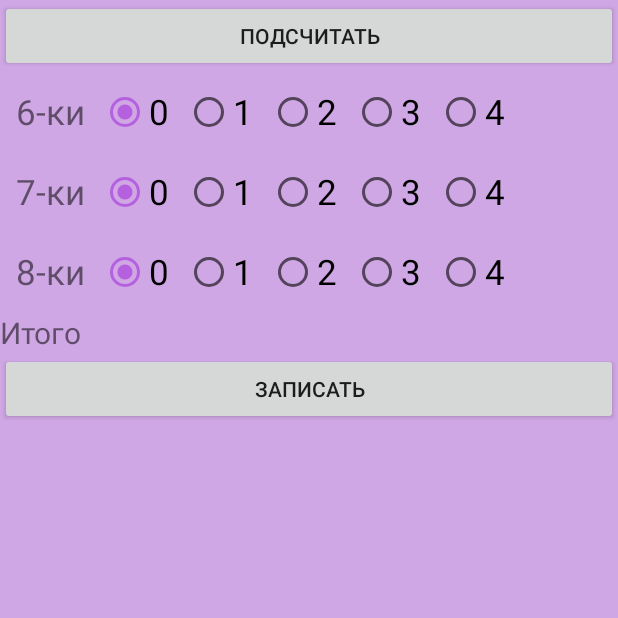
After one commit to gusssar/101_game, an Android app: the CalculActivity screen opened directly, with no data from a screen before it, on a phone screen of 412 x 824 dp, the top half of it. The commit adds this screen. Run offline under Robolectric (Android 15) with nearby library versions, the phone set to English and light mode, and no system bars.

Commit message:
add caclul_activ, win_activ crash

```diff
--- /dev/null
+++ b/app/src/main/java/com/gusssar/alexeev/podschet_kart_2/CalculActivity.java
@@ -0,0 +1,75 @@
+package com.gusssar.alexeev.podschet_kart_2;
+
+import android.content.Intent;
+import android.support.v7.app.AppCompatActivity;
+import android.os.Bundle;
+import android.view.View;
+import android.widget.RadioGroup;
+import android.widget.TextView;
+
+public class CalculActivity extends AppCompatActivity {
+
+    private TextView mView;
+    private int selected_1,
+            selected_2,
+            selected_3;
+
+    @Override
+    protected void onCreate(Bundle savedInstanceState) {
+        super.onCreate(savedInstanceState);
+        setContentView(R.layout.activity_calcul);
+
+        mView = (TextView) findViewById(R.id.debug_edit);
+    }
+
+    public void ShowRes (View view) {
+        int total = 0;
+        RadioGroup radio_1 = (RadioGroup)findViewById(R.id.rad_group_1 );
+        RadioGroup radio_2 = (RadioGroup)findViewById(R.id.rad_group_2 );
+        RadioGroup radio_3 = (RadioGroup)findViewById(R.id.rad_group_3 );
+
+        selected_1 = radio_1.getCheckedRadioButtonId();
+        selected_2 = radio_2.getCheckedRadioButtonId();
+        selected_3 = radio_3.getCheckedRadioButtonId();
+
+        switch (selected_1){
+            case R.id.radio_1_0:{break;}
+            case R.id.radio_1_1:{total =total + 6;break;}
+            case R.id.radio_1_2:{total =total + 12;break;}
+            case R.id.radio_1_3:{total =total + 18;break;}
+            case R.id.radio_1_4:{total =total + 24;break;}
+        }
+
+        switch (selected_2){
+            case R.id.radio_2_0:{break;}
+            case R.id.radio_2_1:{total =total + 7;break;}
+            case R.id.radio_2_2:{total =total + 14;break;}
+            case R.id.radio_2_3:{total =total + 21;break;}
+            case R.id.radio_2_4:{total =total + 28;break;}
+        }
+
+        switch (selected_3){
+            case R.id.radio_3_0:{break;}
+            case R.id.radio_3_1:{total =total + 8;break;}
+            case R.id.radio_3_2:{total =total + 16;break;}
+            case R.id.radio_3_3:{total =total + 24;break;}
+            case R.id.radio_3_4:{total =total + 32;break;}
+        }
+
+        mView.setText("Итого " + total);
+    }
+
+    public void GoBack(View view) {
+        String player_name_1 = getIntent().getExtras().getString("player_name_1");//имя первого игрока
+        String player_name_2 = getIntent().getExtras().getString("player_name_2");//имя второго игрока
+        Integer SCORE_1 = getIntent().getExtras().getInt("SCORE_1");//очки из предыдущей игры первого игрока
+        Integer SCORE_2 = getIntent().getExtras().getInt("SCORE_2");//очки из предыдущей игры второго игрока
+
+        Intent intent = new Intent(this, TwoGameActivity.class);
+        intent.putExtra("player_name_1", player_name_1);
+        intent.putExtra("player_name_2", player_name_2);
+        intent.putExtra("SCORE_1", SCORE_1);
+        intent.putExtra("SCORE_2", SCORE_2);
+        startActivity(intent);
+    }
+}
--- a/app/src/main/java/com/gusssar/alexeev/podschet_kart_2/TwoGameActivity.java
+++ b/app/src/main/java/com/gusssar/alexeev/podschet_kart_2/TwoGameActivity.java
@@ -75,10 +75,8 @@ public class TwoGameActivity extends AppCompatActivity implements OnClickListene
 
         String TOAST_TO_ZERO= getResources().getString(R.string.TOAST_TO_ZERO);
 
-        /**
-         Integer SCORE_1 = getIntent().getExtras().getInt("SCORE_1");//очки из предыдущей игры первого игрока
-         Integer SCORE_2 = getIntent().getExtras().getInt("SCORE_2");//очки из предыдущей игры второго игрока
-         */
+         //Integer SCORE_1 = getIntent().getExtras().getInt("SCORE_1");//очки из предыдущей игры первого игрока
+         //Integer SCORE_2 = getIntent().getExtras().getInt("SCORE_2");//очки из предыдущей игры второго игрока
 
 
         switch (v.getId()) {
@@ -183,4 +181,34 @@ public class TwoGameActivity extends AppCompatActivity implements OnClickListene
                     Toast.LENGTH_SHORT).show();
         back_pressed = System.currentTimeMillis();
     }
+
+    public void GoToCalc1(View view) {
+        //входящая информация
+        String player_name_1 = getIntent().getExtras().getString("player_name_1");//имя первого игрока
+        String player_name_2 = getIntent().getExtras().getString("player_name_2");//имя второго игрока
+
+
+        //исходящая информация
+        Intent intent = new Intent(this, CalculActivity.class);
+        intent.putExtra("player_name_1", player_name_1);
+        intent.putExtra("player_name_2", player_name_2);
+        intent.putExtra("SCORE_1", SCORE_1);
+        intent.putExtra("SCORE_2", SCORE_2);
+        startActivity(intent);
     }
+    public void GoToCalc2(View view) {
+
+        //входящая информация
+        String player_name_1 = getIntent().getExtras().getString("player_name_1");//имя первого игрока
+        String player_name_2 = getIntent().getExtras().getString("player_name_2");//имя второго игрока
+
+        //исходящая информация
+        Intent intent = new Intent(this, CalculActivity.class);
+        intent.putExtra("player_name_1", player_name_1);
+        intent.putExtra("player_name_2", player_name_2);
+        intent.putExtra("SCORE_1", SCORE_1);
+        intent.putExtra("SCORE_2", SCORE_2);
+        startActivity(intent);
+    }
+
+}
--- /dev/null
+++ b/app/src/main/res/layout/activity_calcul.xml
@@ -0,0 +1,230 @@
+<RelativeLayout xmlns:android="http://schemas.android.com/apk/res/android"
+    android:layout_width="wrap_content"
+    android:layout_height="wrap_content">
+
+
+    <Button
+        android:id="@+id/btn_res"
+        android:layout_width="match_parent"
+        android:layout_height="wrap_content"
+        android:onClick="ShowRes"
+        android:text="Подсчитать"/>
+
+    <RelativeLayout
+        android:id="@+id/lay_1"
+        android:layout_below="@id/btn_res"
+        android:layout_width="wrap_content"
+        android:layout_height="wrap_content"
+        android:layout_margin="5dp">
+
+        <RadioGroup
+            android:id="@+id/rad_group_1"
+            android:layout_width="wrap_content"
+            android:layout_height="wrap_content"
+            android:orientation="horizontal">
+
+            <TextView
+                android:id="@+id/six_title"
+                android:layout_width="wrap_content"
+                android:layout_height="wrap_content"
+                android:layout_margin="5dp"
+                android:textSize="23dp"
+                android:text="6-ки"/>
+
+            <RadioButton
+                android:id="@+id/radio_1_0"
+                android:layout_width="match_parent"
+                android:layout_height="wrap_content"
+                android:layout_margin="5dp"
+                android:text="0"
+                android:textSize="23dp"
+                android:layout_weight="1"
+                android:checked="true"/>
+            <RadioButton
+                android:id="@+id/radio_1_1"
+                android:layout_width="match_parent"
+                android:layout_height="wrap_content"
+                android:layout_margin="5dp"
+                android:text="1"
+                android:textSize="23dp"
+                android:layout_weight="1" />
+            <RadioButton
+                android:id="@+id/radio_1_2"
+                android:layout_width="match_parent"
+                android:layout_height="wrap_content"
+                android:layout_margin="5dp"
+                android:text="2"
+                android:textSize="23dp"
+                android:layout_weight="1" />
+            <RadioButton
+                android:id="@+id/radio_1_3"
+                android:layout_width="match_parent"
+                android:layout_height="wrap_content"
+                android:layout_margin="5dp"
+                android:text="3"
+                android:textSize="23dp"
+                android:layout_weight="1" />
+            <RadioButton
+                android:id="@+id/radio_1_4"
+                android:layout_width="match_parent"
+                android:layout_height="wrap_content"
+                android:layout_margin="5dp"
+                android:text="4"
+                android:textSize="23dp"
+                android:layout_weight="1" />
+
+        </RadioGroup>
+    </RelativeLayout>
+
+    <RelativeLayout
+        android:id="@+id/lay_2"
+        android:layout_below="@id/lay_1"
+        android:layout_width="wrap_content"
+        android:layout_height="wrap_content"
+        android:layout_margin="5dp">
+
+        <RadioGroup
+            android:id="@+id/rad_group_2"
+            android:layout_width="wrap_content"
+            android:layout_height="wrap_content"
+            android:orientation="horizontal">
+
+            <TextView
+                android:id="@+id/seven_title"
+                android:layout_width="wrap_content"
+                android:layout_height="wrap_content"
+                android:layout_margin="5dp"
+                android:textSize="23dp"
+                android:text="7-ки"/>
+
+            <RadioButton
+                android:id="@+id/radio_2_0"
+                android:layout_width="match_parent"
+                android:layout_height="wrap_content"
+                android:layout_margin="5dp"
+                android:text="0"
+                android:textSize="23dp"
+                android:layout_weight="1"
+                android:checked="true"/>
+            <RadioButton
+                android:id="@+id/radio_2_1"
+                android:layout_width="match_parent"
+                android:layout_height="wrap_content"
+                android:layout_margin="5dp"
+                android:text="1"
+                android:textSize="23dp"
+                android:layout_weight="1" />
+            <RadioButton
+                android:id="@+id/radio_2_2"
+                android:layout_width="match_parent"
+                android:layout_height="wrap_content"
+                android:layout_margin="5dp"
+                android:text="2"
+                android:textSize="23dp"
+                android:layout_weight="1" />
+            <RadioButton
+                android:id="@+id/radio_2_3"
+                android:layout_width="match_parent"
+                android:layout_height="wrap_content"
+                android:layout_margin="5dp"
+                android:text="3"
+                android:textSize="23dp"
+                android:layout_weight="1" />
+            <RadioButton
+                android:id="@+id/radio_2_4"
+                android:layout_width="match_parent"
+                android:layout_height="wrap_content"
+                android:layout_margin="5dp"
+                android:text="4"
+                android:textSize="23dp"
+                android:layout_weight="1" />
+
+        </RadioGroup>
+    </RelativeLayout>
+
+    <RelativeLayout
+        android:id="@+id/lay_3"
+        android:layout_below="@id/lay_2"
+        android:layout_width="wrap_content"
+        android:layout_height="wrap_content"
+        android:layout_margin="5dp">
+
+        <RadioGroup
+            android:id="@+id/rad_group_3"
+            android:layout_width="wrap_content"
+            android:layout_height="wrap_content"
+            android:orientation="horizontal">
+
+            <TextView
+                android:id="@+id/eight_title"
+                android:layout_width="wrap_content"
+                android:layout_height="wrap_content"
+                android:layout_margin="5dp"
+                android:textSize="23dp"
+                android:text="8-ки"/>
+
+            <RadioButton
+                android:id="@+id/radio_3_0"
+                android:layout_width="match_parent"
+                android:layout_height="wrap_content"
+                android:layout_margin="5dp"
+                android:text="0"
+                android:textSize="23dp"
+                android:layout_weight="1"
+                android:checked="true"/>
+            <RadioButton
+                android:id="@+id/radio_3_1"
+                android:layout_width="match_parent"
+                android:layout_height="wrap_content"
+                android:layout_margin="5dp"
+                android:text="1"
+                android:textSize="23dp"
+                android:layout_weight="1" />
+            <RadioButton
+                android:id="@+id/radio_3_2"
+                android:layout_width="match_parent"
+                android:layout_height="wrap_content"
+                android:layout_margin="5dp"
+                android:text="2"
+                android:textSize="23dp"
+                android:layout_weight="1" />
+            <RadioButton
+                android:id="@+id/radio_3_3"
+                android:layout_width="match_parent"
+                android:layout_height="wrap_content"
+                android:layout_margin="5dp"
+                android:text="3"
+                android:textSize="23dp"
+                android:layout_weight="1" />
+            <RadioButton
+                android:id="@+id/radio_3_4"
+                android:layout_width="match_parent"
+                android:layout_height="wrap_content"
+                android:layout_margin="5dp"
+                android:text="4"
+                android:textSize="23dp"
+                android:layout_weight="1" />
+
+        </RadioGroup>
+
+
+    </RelativeLayout>
+
+
+    <TextView
+        android:id="@+id/debug_edit"
+        android:layout_width="wrap_content"
+        android:layout_height="wrap_content"
+        android:layout_below="@id/lay_3"
+        android:textSize="20dp"
+        android:text="Итого"/>
+
+    <Button
+        android:id="@+id/btn_done"
+        android:layout_below="@id/debug_edit"
+        android:layout_width="match_parent"
+        android:layout_height="wrap_content"
+        android:onClick="GoBack"
+        android:text="Записать"/>
+
+</RelativeLayout>
--- a/app/src/main/res/layout/activity_two_game.xml
+++ b/app/src/main/res/layout/activity_two_game.xml
@@ -50,6 +50,16 @@
                 android:layout_weight="1"
                 android:inputType="numberSigned">
             </EditText>
+            <Button
+                android:id="@+id/btn_calc_1"
+                android:backgroundTint="@color/colorPrimaryDark"
+                android:textColor="@color/colorBackground"
+                android:layout_width="wrap_content"
+                android:layout_height="wrap_content"
+                android:text="@string/calc_btn"
+                android:onClick="GoToCalc1"
+                android:textSize="11dp">
+            </Button>
         </LinearLayout>
         <LinearLayout
             android:id="@+id/linearLayout3"
@@ -71,6 +81,16 @@
                 android:layout_weight="1"
                 android:inputType="numberSigned">
             </EditText>
+            <Button
+                android:id="@+id/btn_calc_2"
+                android:backgroundTint="@color/colorPrimaryDark"
+                android:textColor="@color/colorBackground"
+                android:layout_width="wrap_content"
+                android:layout_height="wrap_content"
+                android:text="@string/calc_btn"
+                android:onClick="GoToCalc2"
+                android:textSize="11dp">
+            </Button>
         </LinearLayout>
         <LinearLayout
             android:id="@+id/linearLayout2"
--- a/app/src/main/res/values/strings.xml
+++ b/app/src/main/res/values/strings.xml
@@ -89,6 +89,7 @@
     <string name="WELCOME_EXIT">Выход: Может не надо?</string>
     <string name="WELCOME_YES">Надо, Федя, надо!</string>
     <string name="WELCOME_NO">Ладно, так и быть продолжим.</string>
+    <string name="calc_btn">\.\.\.</string>
 
 
 </resources>
```
Also changed, not shown: app/src/main/AndroidManifest.xml (+26 -18 lines).
